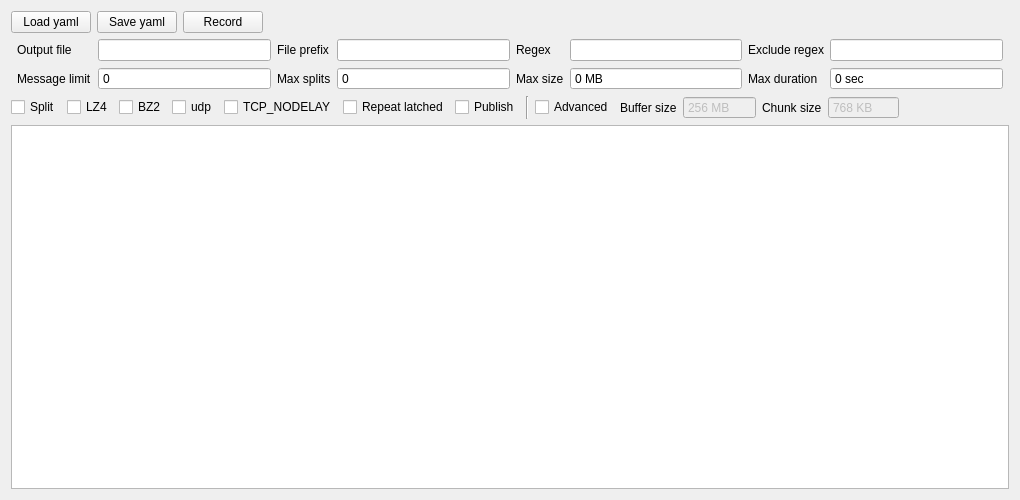
Before: the Qt Designer form resource/RosBagHelper.ui in heuristicus/rqt_bag_helper, drawn with Qt 5.
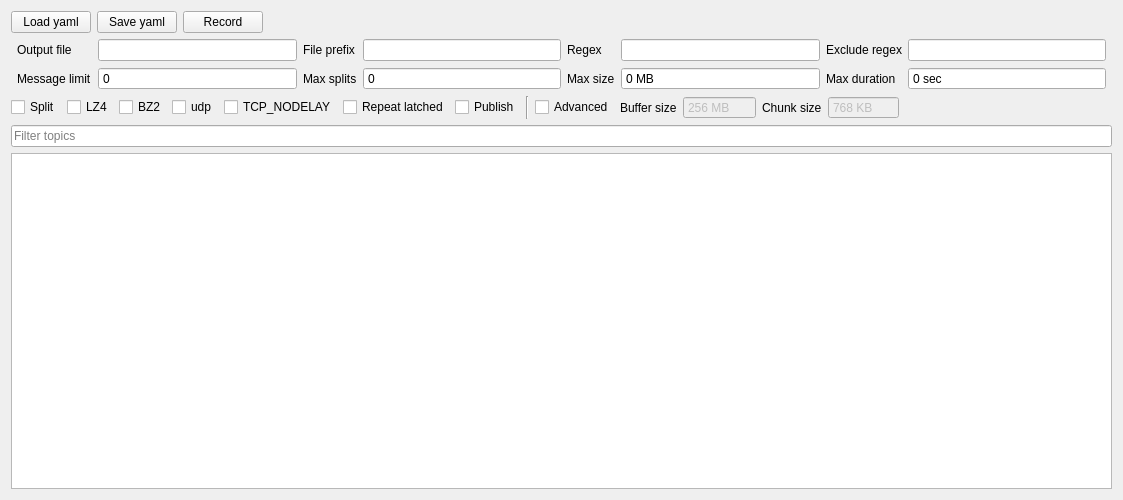
After: the same form once the commit is applied.

Commit message: set up filtering for topics

What changed in the file:
```diff
--- a/resource/RosBagHelper.ui
+++ b/resource/RosBagHelper.ui
@@ -6,7 +6,7 @@
    <rect>
     <x>0</x>
     <y>0</y>
-    <width>1020</width>
+    <width>1123</width>
     <height>500</height>
    </rect>
   </property>
@@ -381,6 +381,16 @@
      </item>
     </layout>
    </item>
+   <item>
+    <widget class="QLineEdit" name="filterEdit">
+     <property name="toolTip">
+      <string>Filter topics in the list</string>
+     </property>
+     <property name="placeholderText">
+      <string>Filter topics</string>
+     </property>
+    </widget>
+   </item>
    <item>
     <widget class="QTreeView" name="topicTree"/>
    </item>
```
The commit also changes 1 other file.
